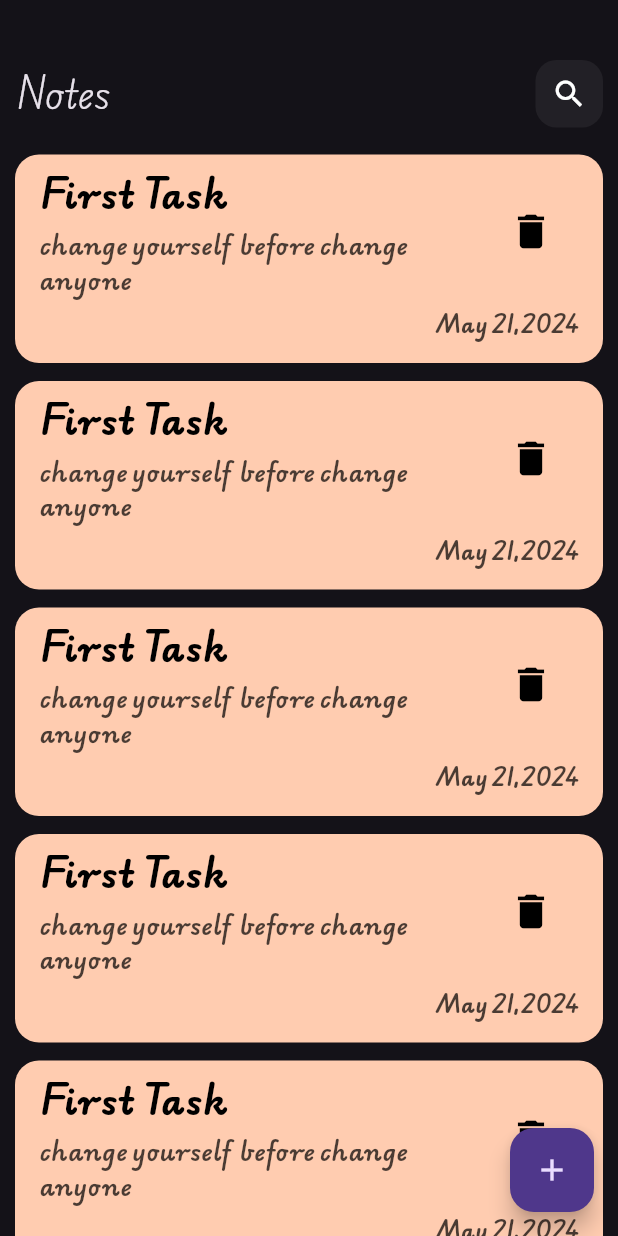
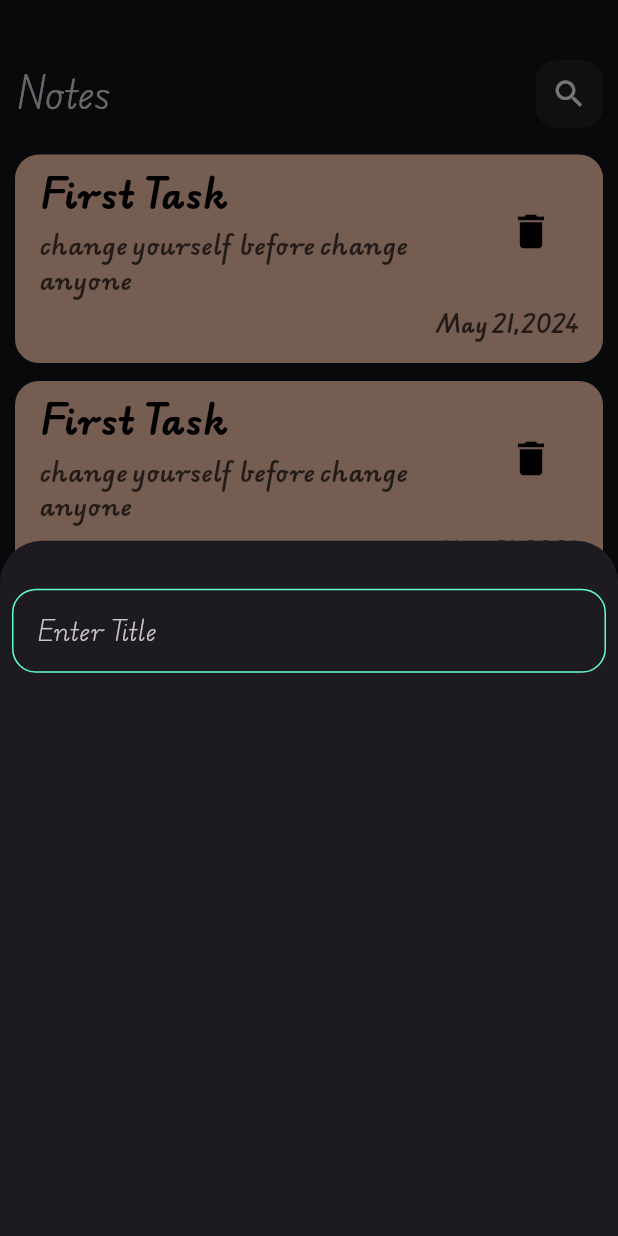
Before and after one commit to AmmarEmad-2004/notes_app, a Flutter app: the screen it shows after launch, after a tap on the "add" icon, on a phone screen of 412 x 824 dp. Run offline on Flutter 3.47's test engine with Material 3 defaults, Android fonts, the phone set to English and light mode, and no system bars.

Commit message:
create Custom Text Feild

```diff
--- /dev/null
+++ b/lib/constants.dart
@@ -0,0 +1,3 @@
+import 'package:flutter/animation.dart';
+
+const kPrimaryColor = Color(0xff62FCD7);
--- a/lib/views/notes_view.dart
+++ b/lib/views/notes_view.dart
@@ -1,4 +1,5 @@
 import 'package:flutter/material.dart';
+import 'package:notes_app/views/widgets/add_note_buttom_sheet.dart';
 import 'package:notes_app/views/widgets/notes_view_body.dart';
 
 class NotesView extends StatelessWidget {
@@ -8,7 +9,13 @@ class NotesView extends StatelessWidget {
   Widget build(BuildContext context) {
     return Scaffold(
       floatingActionButton: FloatingActionButton(
-        onPressed: () {},
+        onPressed: () {
+          showModalBottomSheet(
+              context: context,
+              builder: (context) {
+                return AddNoteButtomSheet();
+              });
+        },
         child: const Icon(Icons.add),
       ),
       body: const NotesViewBody(),
--- /dev/null
+++ b/lib/views/widgets/add_note_buttom_sheet.dart
@@ -0,0 +1,23 @@
+import 'package:flutter/material.dart';
+import 'package:notes_app/views/widgets/custom_text_feild.dart';
+
+class AddNoteButtomSheet extends StatelessWidget {
+  const AddNoteButtomSheet({super.key});
+
+  @override
+  Widget build(BuildContext context) {
+    return Container(
+      child: const Padding(
+        padding: EdgeInsets.symmetric(horizontal: 8.0),
+        child: Column(
+          children: [
+            SizedBox(
+              height: 32,
+            ),
+            CustomTextFeild(),
+          ],
+        ),
+      ),
+    );
+  }
+}
--- /dev/null
+++ b/lib/views/widgets/custom_text_feild.dart
@@ -0,0 +1,31 @@
+import 'package:flutter/material.dart';
+import 'package:notes_app/constants.dart';
+
+class CustomTextFeild extends StatelessWidget {
+  const CustomTextFeild({
+    super.key,
+  });
+
+  @override
+  Widget build(BuildContext context) {
+    return TextField(
+      cursorColor: kPrimaryColor,
+      decoration: InputDecoration(
+        hintText: 'Enter Title',
+        hintStyle: TextStyle(),
+        focusedBorder: buildBorder(kPrimaryColor),
+        enabledBorder: buildBorder(),
+        border: buildBorder(),
+      ),
+    );
+  }
+
+  OutlineInputBorder buildBorder([color]) {
+    return OutlineInputBorder(
+      borderRadius: BorderRadius.circular(16),
+      borderSide: const BorderSide(
+        color: kPrimaryColor,
+      ),
+    );
+  }
+}
```
